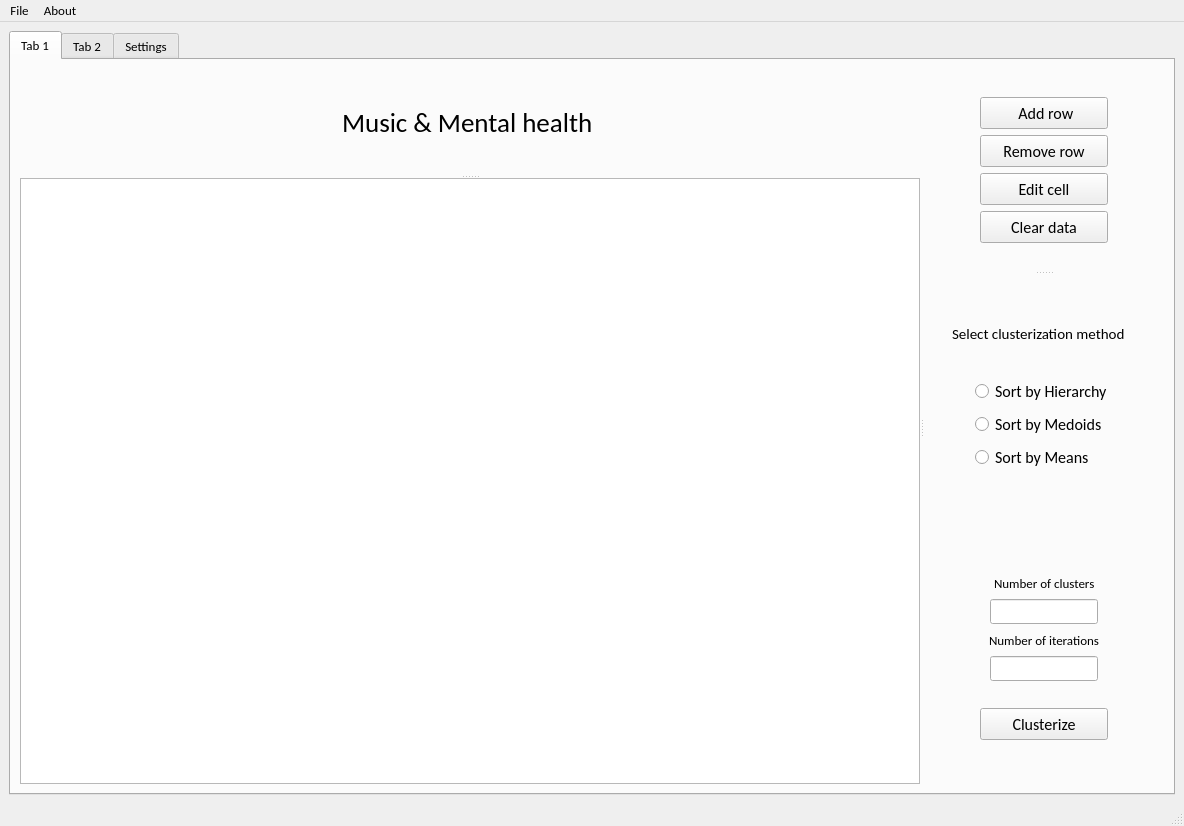
Before: the Qt Designer form GUI/mainwindow.ui in Avgustineiw/Music_Mental_Health_Clustering_Interactive_Application, drawn with Qt 5.
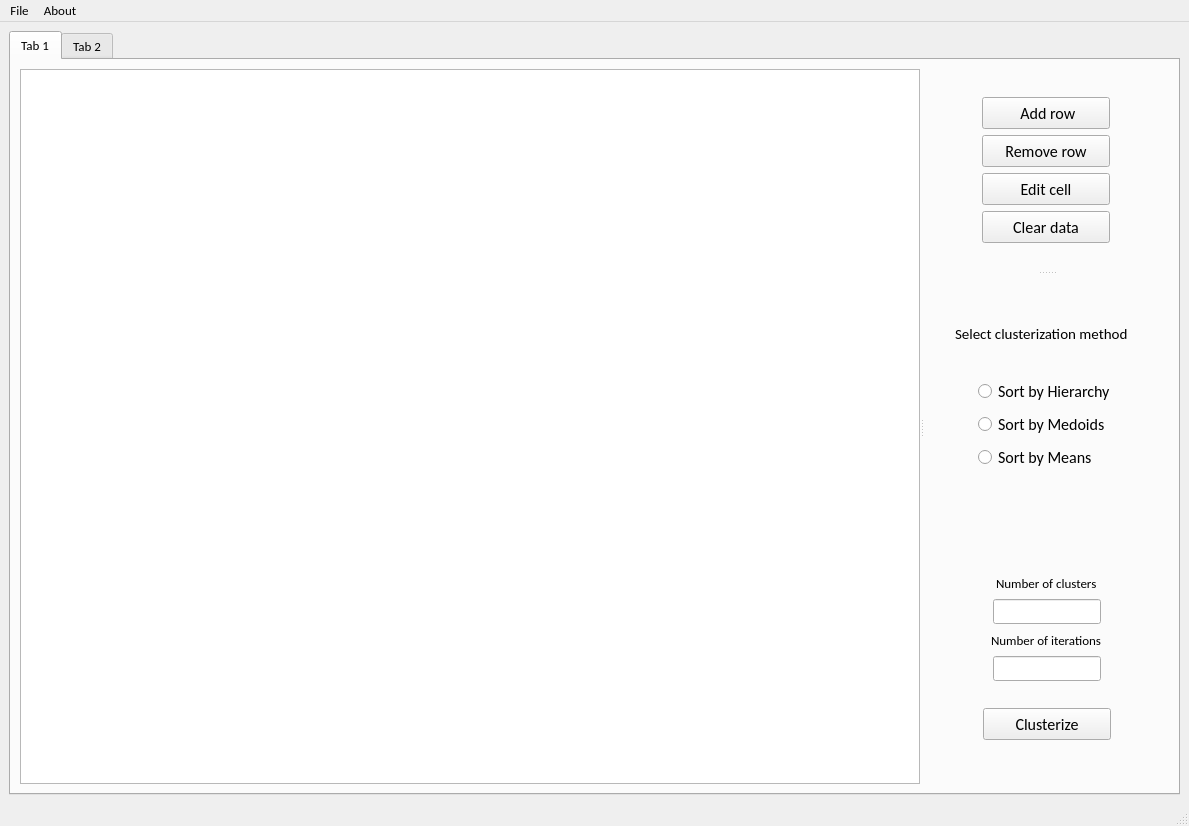
After: the same form once the commit is applied. The open tabs and pages were chosen to show the change.

Diff of the .ui file:
```diff
--- a/GUI/mainwindow.ui
+++ b/GUI/mainwindow.ui
@@ -6,7 +6,7 @@
    <rect>
     <x>0</x>
     <y>0</y>
-    <width>1184</width>
+    <width>1189</width>
     <height>826</height>
    </rect>
   </property>
@@ -46,52 +46,6 @@
            <property name="handleWidth">
             <number>2</number>
            </property>
-           <widget class="QWidget" name="layoutWidget">
-            <layout class="QGridLayout" name="gridLayout_5">
-             <item row="0" column="0">
-              <spacer name="horizontalSpacer_3">
-               <property name="orientation">
-                <enum>Qt::Horizontal</enum>
-               </property>
-               <property name="sizeHint" stdset="0">
-                <size>
-                 <width>40</width>
-                 <height>20</height>
-                </size>
-               </property>
-              </spacer>
-             </item>
-             <item row="0" column="1">
-              <widget class="QLabel" name="label">
-               <property name="font">
-                <font>
-                 <family>Calibri</family>
-                 <pointsize>20</pointsize>
-                 <strikeout>false</strikeout>
-                 <kerning>true</kerning>
-                 <fontweight>Medium</fontweight>
-                </font>
-               </property>
-               <property name="text">
-                <string>Music &amp; Mental health </string>
-               </property>
-              </widget>
-             </item>
-             <item row="0" column="2">
-              <spacer name="horizontalSpacer_4">
-               <property name="orientation">
-                <enum>Qt::Horizontal</enum>
-               </property>
-               <property name="sizeHint" stdset="0">
-                <size>
-                 <width>40</width>
-                 <height>20</height>
-                </size>
-               </property>
-              </spacer>
-             </item>
-            </layout>
-           </widget>
            <widget class="QTableView" name="tableView">
             <property name="minimumSize">
              <size>
@@ -225,7 +179,7 @@
              </item>
             </layout>
            </widget>
-           <widget class="QWidget" name="">
+           <widget class="QWidget" name="layoutWidget">
             <layout class="QGridLayout" name="gridLayout_27">
              <item row="0" column="0">
               <layout class="QGridLayout" name="gridLayout_17">
@@ -875,11 +829,6 @@
         </item>
        </layout>
       </widget>
-      <widget class="QWidget" name="tab_3">
-       <attribute name="title">
-        <string>Settings</string>
-       </attribute>
-      </widget>
      </widget>
     </item>
    </layout>
@@ -889,8 +838,8 @@
     <rect>
      <x>0</x>
      <y>0</y>
-     <width>1184</width>
-     <height>26</height>
+     <width>1189</width>
+     <height>22</height>
     </rect>
    </property>
    <widget class="QMenu" name="menuFile">
```
Left out of the diff: 14 changed lines with no effect on the pictures.
